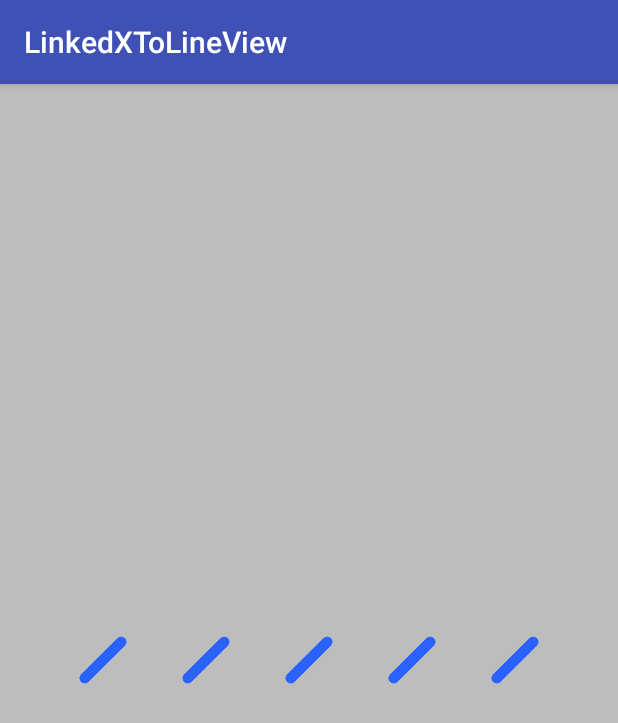
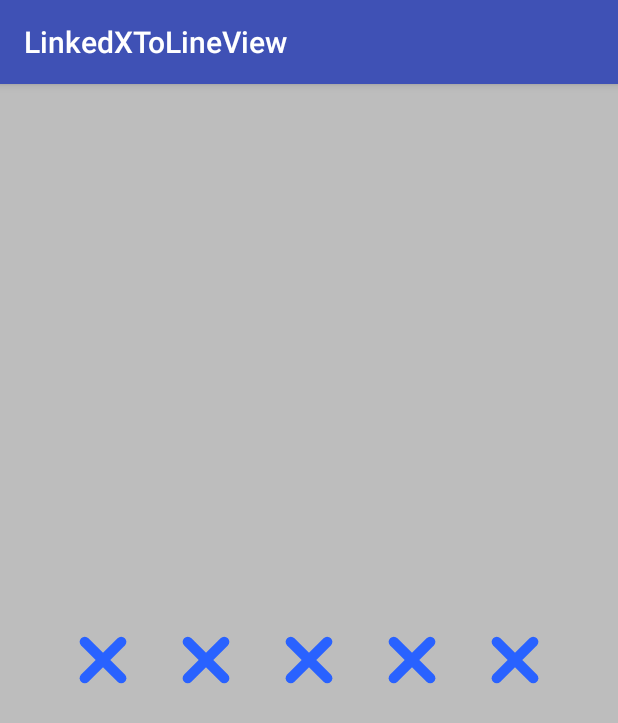
Before and after one commit to Anwesh43/LinkedXToLineView, an Android app: the screen it shows after launch (MainActivity), on a phone screen of 412 x 824 dp. Shown: the top 723 px of the screen. Run offline under Robolectric (Android 15) with nearby library versions, the phone set to English and light mode, and no system bars.

Commit message:
adding fixes

```diff
--- a/xtolineview/src/main/java/com/anwesh/uiprojects/xtolineview/XToLineView.kt
+++ b/xtolineview/src/main/java/com/anwesh/uiprojects/xtolineview/XToLineView.kt
@@ -29,8 +29,8 @@ fun Canvas.drawXTLineNode(i : Int, scale : Float, paint : Paint) {
     for(j in 0..1) {
         val sf : Float = 1f - 2 * (j % 2)
         save()
-        translate(0f, (h/2 - size/2) * sc2)
-        rotate(45f * (1 - sc1))
+        translate(0f, (h/2 - size/2) * sf * sc2)
+        rotate(45f * (1 - sc1) * sf)
         drawLine(0f, -size/2, 0f, size/2, paint)
         restore()
     }
@@ -146,11 +146,12 @@ class XToLineView(ctx : Context) : View(ctx) {
     }
 
     data class LinkedXToLine(var i : Int) {
-        private var curr : XTLNode = XTLNode(0)
+        private var root : XTLNode = XTLNode(0)
+        private var curr : XTLNode = root
         private var dir : Int = 1
 
         fun draw(canvas : Canvas, paint : Paint) {
-            curr.draw(canvas, paint)
+            root.draw(canvas, paint)
         }
 
         fun update(cb : (Int, Float) -> Unit) {
```
